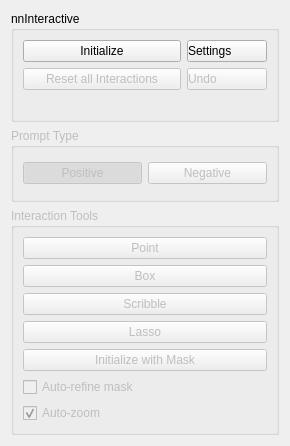
Qt form Modules/PythonSegmentationUI/src/QmitknnInteractiveToolGUI.ui (MITK/MITK) before a commit.
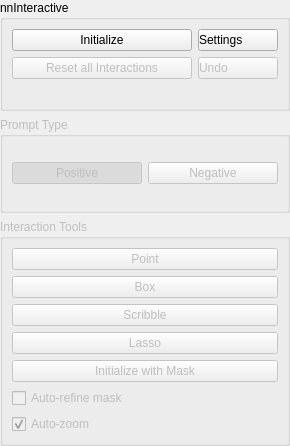
The same form after that commit. Icons and pictures are not drawn.

Commit message:
Fix narrow nnInteractive tool GUI group boxes
The group boxes were inset relative to the Confirm Segmentation
button below them, wasting horizontal space. The button is a direct
child of the base-class layout, which uses zero margins, whereas the
wrapper layout holding the group boxes relied on Qt's default
margins. Zero the wrapper layout's margins so the group boxes span
the full width, matching the other segmentation tool GUIs.

Also set the root widget's horizontal size policy to Ignored for
consistency with the sibling tool widgets.

Diff of the .ui file:
```diff
--- a/Modules/PythonSegmentationUI/src/QmitknnInteractiveToolGUI.ui
+++ b/Modules/PythonSegmentationUI/src/QmitknnInteractiveToolGUI.ui
@@ -10,7 +10,25 @@
     <height>446</height>
    </rect>
   </property>
+  <property name="sizePolicy">
+   <sizepolicy hsizetype="Ignored" vsizetype="Minimum">
+    <horstretch>0</horstretch>
+    <verstretch>0</verstretch>
+   </sizepolicy>
+  </property>
   <layout class="QVBoxLayout" name="verticalLayout_3">
+   <property name="leftMargin">
+    <number>0</number>
+   </property>
+   <property name="topMargin">
+    <number>0</number>
+   </property>
+   <property name="rightMargin">
+    <number>0</number>
+   </property>
+   <property name="bottomMargin">
+    <number>0</number>
+   </property>
    <item>
     <widget class="QGroupBox" name="groupBox">
      <property name="title">
```
